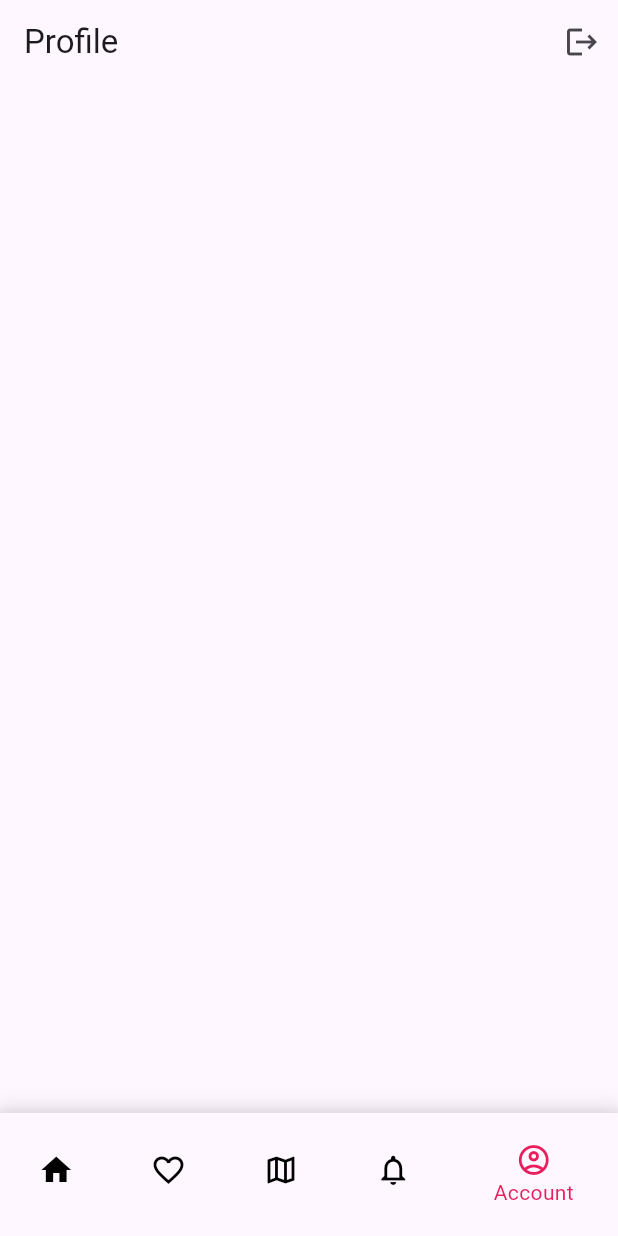
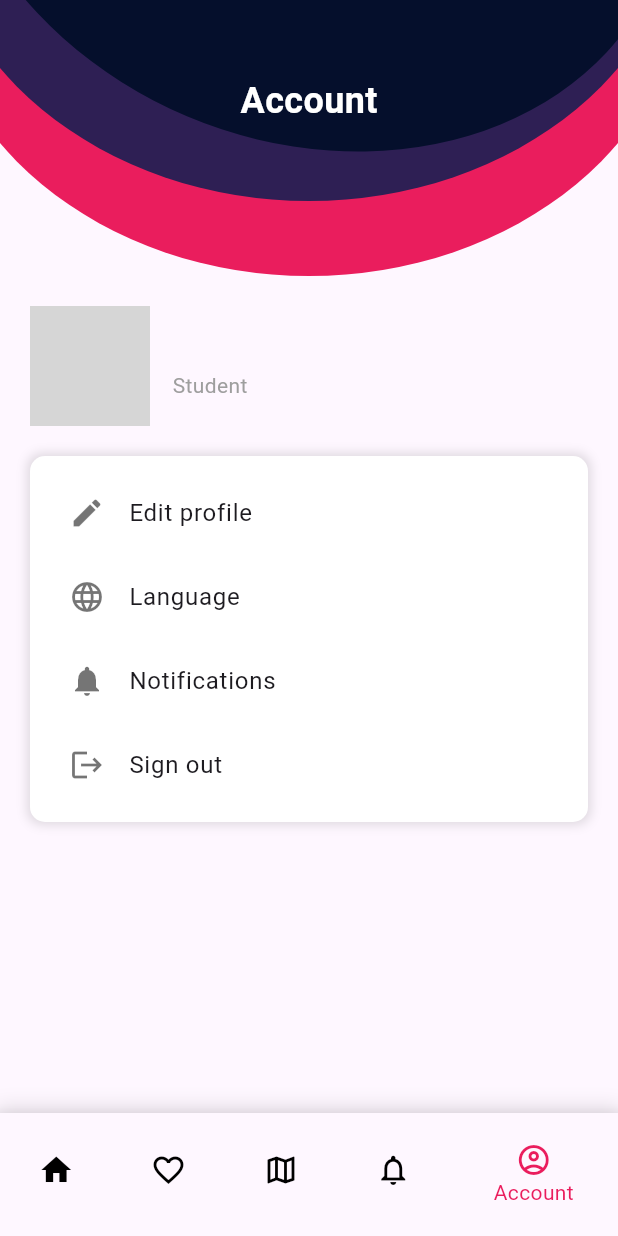
Before and after one commit to ISIS3510-G12/Dart-G12, a Flutter app: the screen it shows once a user with an empty profile is signed in, item 5 of the bottom bar chosen, on a phone screen of 412 x 824 dp. Run offline on Flutter 3.47's test engine with Material 3 defaults, Android fonts, the light colour scheme and no system bars; our stand-ins replace supabase_flutter; accounts and stored records are empty; network calls fail; grey boxes are pictures that could not be loaded.

Commit message:
Enhance user registration and profile features by adding display name support and updating UI components

```diff
--- a/lib/data/services/auth_service.dart
+++ b/lib/data/services/auth_service.dart
@@ -13,9 +13,13 @@ class AuthService {
 
   // Sign up with email and password
 
-  Future<AuthResponse> signUpWithEmailPassword(
-      String email, String password) async {
-    return await _supabase.auth.signUp(email: email, password: password);
+  Future<void> signUpWithEmailPassword(
+      String email, String password, String displayName) async {
+    await _supabase.auth.signUp(
+      email: email,
+      password: password,
+      data: {'display_name': displayName}, // Guardamos el nombre en Supabase
+    );
   }
 
   // Sign out
@@ -26,10 +30,9 @@ class AuthService {
 
   // Get user email
 
-  String? getCurrentUserEmail() {
+  String? getCurrentUsername() {
     final session = _supabase.auth.currentSession;
     final user = session?.user;
-    return user?.email;
+    return user?.userMetadata?['display_name'];
   }
-
 }
--- a/lib/views/profile_page.dart
+++ b/lib/views/profile_page.dart
@@ -1,41 +1,103 @@
+import 'package:dart_g12/widgets/OvalsPainter.dart';
+import 'package:flutter/material.dart';
 import 'package:dart_g12/data/services/auth_service.dart';
-import 'package:flutter/material.dart';
 
 class ProfilePage extends StatefulWidget {
   const ProfilePage({super.key});
 
   @override
   State<ProfilePage> createState() => _ProfilePageState();
+}
 
-}
 class _ProfilePageState extends State<ProfilePage> {
-
-  // get auth service
   final authService = AuthService();
 
-  // log out button pressed
   void logout() async {
     await authService.signOut();
-
   }
 
   @override
   Widget build(BuildContext context) {
-
-    // get user email
-    final currentEmail = authService.getCurrentUserEmail();
+    final currentUsername = authService.getCurrentUsername();
 
     return Scaffold(
-      appBar: AppBar(
-        title: const Text('Profile'),
-        actions: [
-          // log out button
-          IconButton(onPressed: logout, icon: const Icon(Icons.logout))
+      body: Stack(
+        children: [
+          Positioned.fill(child: CustomPaint(painter: OvalsPainter())),
+          Column(
+            children: [
+              const SizedBox(height: 50),
+              const Text(
+                'Account',
+                style: TextStyle(
+                    fontSize: 24,
+                    fontWeight: FontWeight.bold,
+                    color: Colors.white),
+              ),
+              const SizedBox(height: 120),
+              Padding(
+                padding: const EdgeInsets.symmetric(horizontal: 20.0),
+                child: Row(
+                  children: [
+                    CircleAvatar(
+                      radius: 40,
+                      backgroundImage:
+                          NetworkImage('https://placekitten.com/200/200'),
+                    ),
+                    const SizedBox(width: 15),
+                    Column(
+                      crossAxisAlignment: CrossAxisAlignment.start,
+                      children: [
+                        Text(
+                          currentUsername ?? 'User',
+                          style: const TextStyle(
+                              fontSize: 18, fontWeight: FontWeight.bold),
+                        ),
+                        const Text(
+                          'Student',
+                          style: TextStyle(fontSize: 14, color: Colors.grey),
+                        ),
+                      ],
+                    ),
+                  ],
+                ),
+              ),
+              const SizedBox(height: 20),
+              Container(
+                margin: const EdgeInsets.symmetric(horizontal: 20),
+                padding: const EdgeInsets.all(10),
+                decoration: BoxDecoration(
+                  color: Colors.white,
+                  borderRadius: BorderRadius.circular(10),
+                  boxShadow: [
+                    BoxShadow(
+                      color: Colors.black12,
+                      blurRadius: 5,
+                      spreadRadius: 2,
+                    ),
+                  ],
+                ),
+                child: Column(
+                  children: [
+                    _buildMenuItem(Icons.edit, 'Edit profile'),
+                    _buildMenuItem(Icons.language, 'Language'),
+                    _buildMenuItem(Icons.notifications, 'Notifications'),
+                    _buildMenuItem(Icons.logout, 'Sign out', onTap: logout),
+                  ],
+                ),
+              ),
+            ],
+          ),
         ],
-      ),
-      body: Center(
-        child: Text(currentEmail.toString()),
       ),
     );
   }
+
+  Widget _buildMenuItem(IconData icon, String title, {VoidCallback? onTap}) {
+    return ListTile(
+      leading: Icon(icon, color: Colors.black54),
+      title: Text(title),
+      onTap: onTap,
+    );
+  }
 }
--- a/lib/views/register_page.dart
+++ b/lib/views/register_page.dart
@@ -12,11 +12,13 @@ class _RegisterPageState extends State<RegisterPage> {
   final authService = AuthService();
   final _emailController = TextEditingController();
   final _passwordController = TextEditingController();
+  final _displayNameController = TextEditingController();
   final _confirmPasswordController = TextEditingController();
 
   void signUp() async {
     final email = _emailController.text;
     final password = _passwordController.text;
+    final displayName = _displayNameController.text;
     final confirmPassword = _confirmPasswordController.text;
 
     if (password != confirmPassword) {
@@ -26,7 +28,7 @@ class _RegisterPageState extends State<RegisterPage> {
     }
 
     try {
-      await authService.signUpWithEmailPassword(email, password);
+      await authService.signUpWithEmailPassword(email, password, displayName);
       Navigator.pop(context);
     } catch (e) {
       if (mounted) {
@@ -77,6 +79,21 @@ class _RegisterPageState extends State<RegisterPage> {
                       ),
                     ),
                     const SizedBox(height: 24),
+                    TextField(
+                      controller: _displayNameController,
+                      style: const TextStyle(color: Colors.black),
+                      decoration: InputDecoration(
+                        filled: true,
+                        fillColor: Colors.white,
+                        hintText: "Full Name",
+                        hintStyle: TextStyle(color: Color(0xFF6C757D)),
+                        border: OutlineInputBorder(
+                          borderRadius: BorderRadius.circular(10),
+                          borderSide: BorderSide.none,
+                        ),
+                      ),
+                    ),
+                    const SizedBox(height: 12),
                     TextField(
                       controller: _emailController,
                       style: const TextStyle(color: Colors.black),
```
